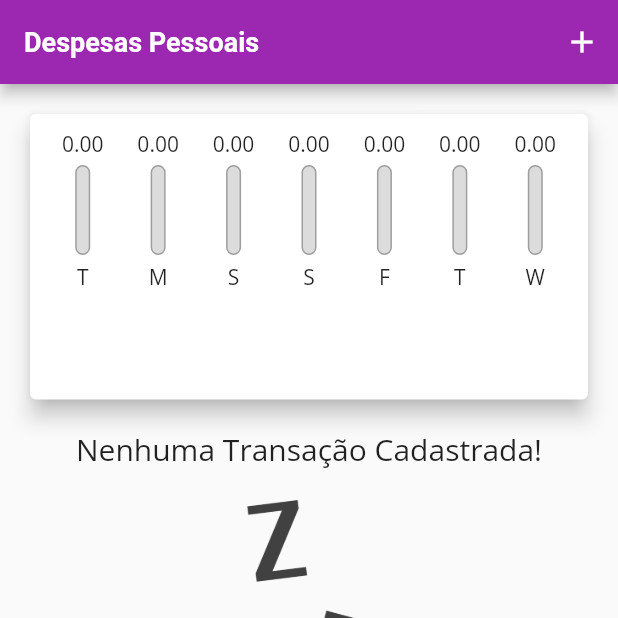
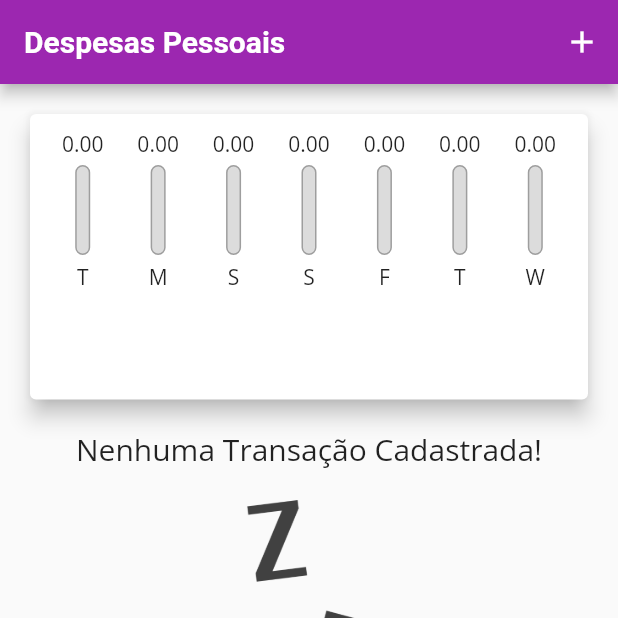
Before and after one commit to RaulSAraujo/App-Despesas-Pessoais, a Flutter app: the screen it shows after launch, on a phone screen of 412 x 824 dp, the top half of it. Run offline on Flutter 3.47's test engine with Material 2 defaults, Android fonts, the phone set to English and light mode, and no system bars; missing offline and left inert: dart:ffi.

Commit message:
Responsividade texto
responsividade texto

```diff
--- a/lib/main.dart
+++ b/lib/main.dart
@@ -78,6 +78,9 @@ class _MyHomePageState extends State<MyHomePage> {
     final appBar = AppBar(
       title: Text(
         'Despesas Pessoais',
+        style: TextStyle(
+          fontSize: 20 * MediaQuery.of(context).textScaleFactor,
+        ),
       ),
       actions: <Widget>[
         IconButton(
```
